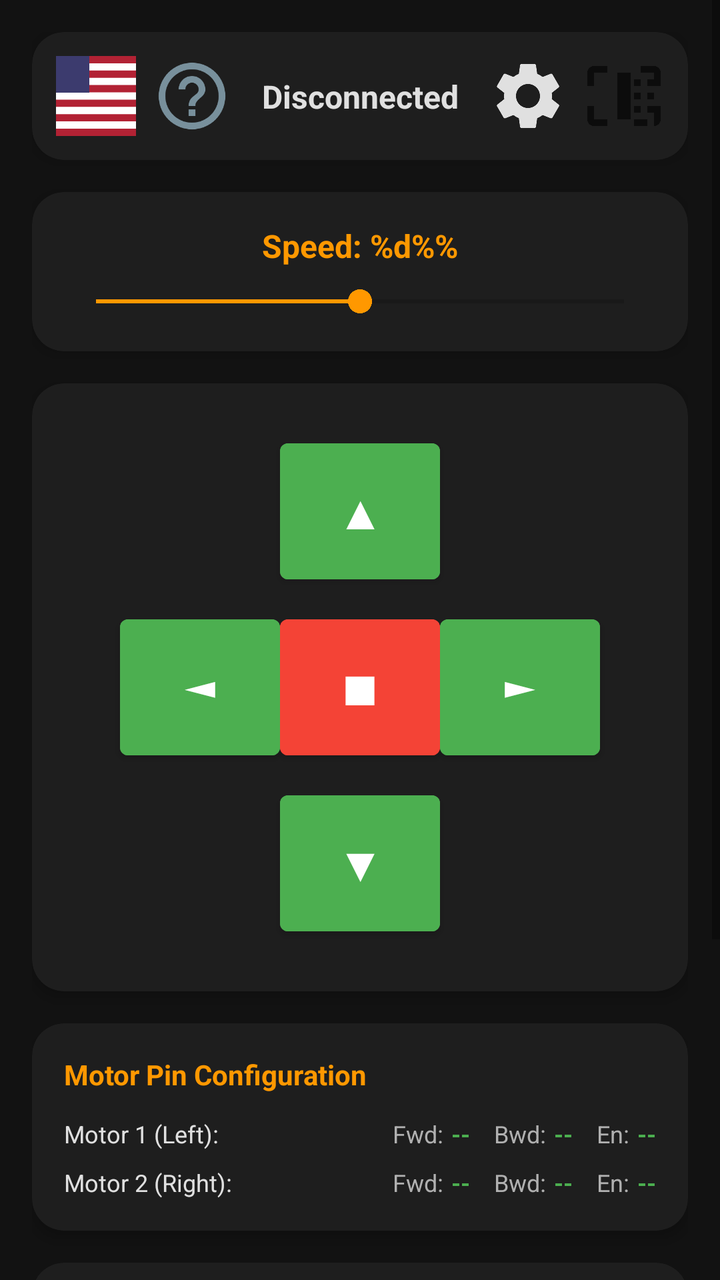
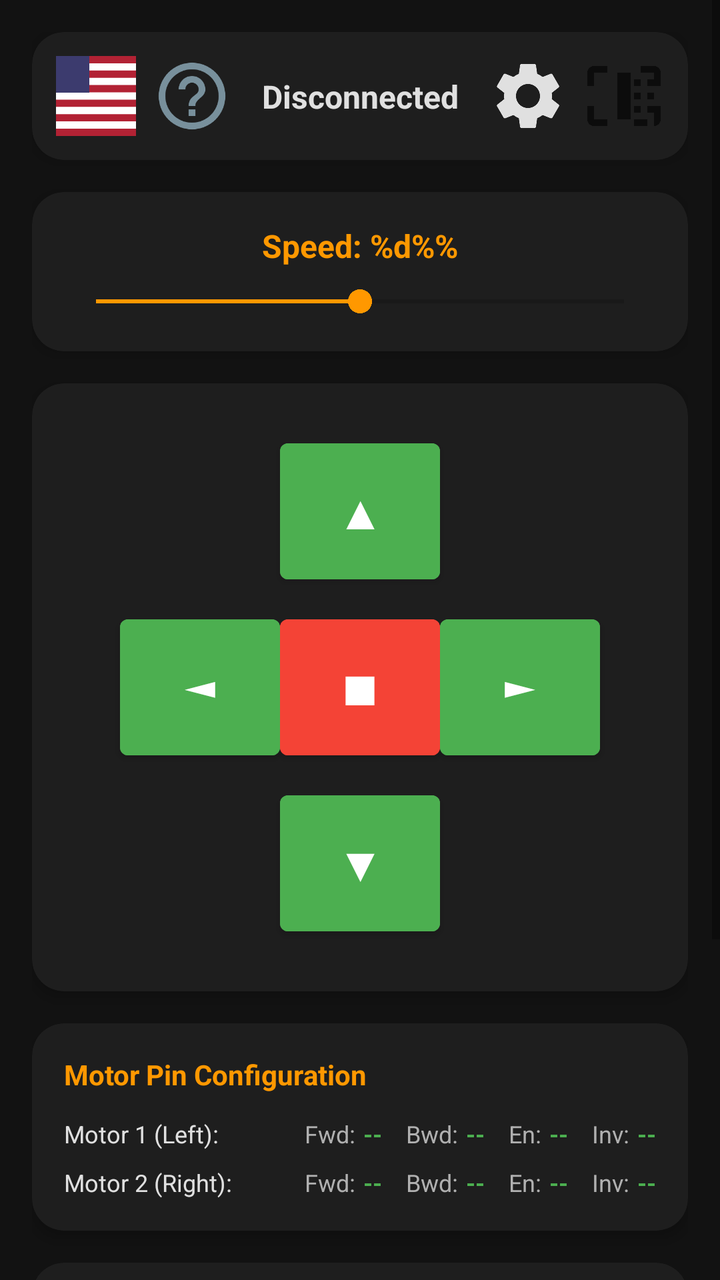

Screens rendered from an Android XML layout before and after an edit, with the pre-edit source and the edit as a unified diff.
<!-- AndroidManifest.xml: application theme Theme.ControlCortase -->
<!-- res/layout/activity_control.xml -->
<?xml version="1.0" encoding="utf-8"?>
<ScrollView xmlns:android="http://schemas.android.com/apk/res/android"
    xmlns:app="http://schemas.android.com/apk/res-auto"
    android:layout_width="match_parent"
    android:layout_height="match_parent"
    android:fillViewport="true"
    android:background="@color/colorBackground">

    <androidx.constraintlayout.widget.ConstraintLayout
        android:layout_width="match_parent"
        android:layout_height="wrap_content"
        android:padding="16dp">

        
        <include
            android:id="@+id/layoutHeader"
            layout="@layout/layout_header"
            android:layout_width="match_parent"
            android:layout_height="wrap_content"
            app:layout_constraintTop_toTopOf="parent" />

        
        <androidx.cardview.widget.CardView
            android:id="@+id/cardSpeed"
            android:layout_width="match_parent"
            android:layout_height="wrap_content"
            android:layout_marginTop="16dp"
            app:cardBackgroundColor="@color/colorSurface"
            app:cardCornerRadius="16dp"
            app:cardElevation="4dp"
            app:layout_constraintTop_toBottomOf="@id/layoutHeader">

            <LinearLayout
                android:layout_width="match_parent"
                android:layout_height="wrap_content"
                android:orientation="vertical"
                android:padding="16dp">

                <TextView
                    android:id="@+id/tvSpeed"
                    android:layout_width="wrap_content"
                    android:layout_height="wrap_content"
                    android:text="@string/label_speed"
                    android:textSize="16sp"
                    android:textStyle="bold"
                    android:textColor="@color/colorSecondary"
                    android:layout_gravity="center_horizontal"
                    android:layout_marginBottom="8dp"/>

                <SeekBar
                    android:id="@+id/seekBarSpeed"
                    android:layout_width="match_parent"
                    android:layout_height="wrap_content"
                    android:max="100"
                    android:progress="50"
                    android:progressTint="@color/colorSecondary"
                    android:thumbTint="@color/colorSecondary" />
            </LinearLayout>
        </androidx.cardview.widget.CardView>

        
        <androidx.cardview.widget.CardView
            android:id="@+id/cardDPad"
            android:layout_width="match_parent"
            android:layout_height="wrap_content"
            android:layout_marginTop="16dp"
            app:cardBackgroundColor="@color/colorSurface"
            app:cardCornerRadius="16dp"
            app:cardElevation="4dp"
            app:layout_constraintTop_toBottomOf="@id/cardSpeed">

            <androidx.constraintlayout.widget.ConstraintLayout
                android:layout_width="match_parent"
                android:layout_height="wrap_content"
                android:padding="24dp">

                
                <Button
                    android:id="@+id/btnForward"
                    android:layout_width="80dp"
                    android:layout_height="80dp"
                    android:text="▲"
                    android:textSize="24sp"
                    android:backgroundTint="@color/colorPrimary"
                    android:textColor="@color/white"
                    app:layout_constraintTop_toTopOf="parent"
                    app:layout_constraintStart_toStartOf="parent"
                    app:layout_constraintEnd_toEndOf="parent" />

                
                <Button
                    android:id="@+id/btnLeft"
                    android:layout_width="80dp"
                    android:layout_height="80dp"
                    android:text="◄"
                    android:textSize="24sp"
                    android:backgroundTint="@color/colorPrimary"
                    android:textColor="@color/white"
                    android:layout_marginTop="8dp"
                    app:layout_constraintTop_toBottomOf="@id/btnForward"
                    app:layout_constraintEnd_toStartOf="@id/btnStop" />

                
                <Button
                    android:id="@+id/btnStop"
                    android:layout_width="80dp"
                    android:layout_height="80dp"
                    android:text="■"
                    android:textSize="24sp"
                    android:backgroundTint="@color/colorError"
                    android:textColor="@color/white"
                    android:layout_marginStart="8dp"
                    android:layout_marginEnd="8dp"
                    android:layout_marginTop="8dp"
                    app:layout_constraintTop_toBottomOf="@id/btnForward"
                    app:layout_constraintStart_toStartOf="parent"
                    app:layout_constraintEnd_toEndOf="parent" />

                
                <Button
                    android:id="@+id/btnRight"
                    android:layout_width="80dp"
                    android:layout_height="80dp"
                    android:text="►"
                    android:textSize="24sp"
                    android:backgroundTint="@color/colorPrimary"
                    android:textColor="@color/white"
                    android:layout_marginTop="8dp"
                    app:layout_constraintTop_toBottomOf="@id/btnForward"
                    app:layout_constraintStart_toEndOf="@id/btnStop" />

                
                <Button
                    android:id="@+id/btnBackward"
                    android:layout_width="80dp"
                    android:layout_height="80dp"
                    android:text="▼"
                    android:textSize="24sp"
                    android:backgroundTint="@color/colorPrimary"
                    android:textColor="@color/white"
                    android:layout_marginTop="8dp"
                    app:layout_constraintTop_toBottomOf="@id/btnStop"
                    app:layout_constraintStart_toStartOf="parent"
                    app:layout_constraintEnd_toEndOf="parent" />

            </androidx.constraintlayout.widget.ConstraintLayout>
        </androidx.cardview.widget.CardView>

        
        <androidx.cardview.widget.CardView
            android:id="@+id/cardPins"
            android:layout_width="match_parent"
            android:layout_height="wrap_content"
            android:layout_marginTop="16dp"
            app:cardBackgroundColor="@color/colorSurface"
            app:cardCornerRadius="16dp"
            app:cardElevation="4dp"
            app:layout_constraintTop_toBottomOf="@id/cardDPad">

            <LinearLayout
                android:layout_width="match_parent"
                android:layout_height="wrap_content"
                android:orientation="vertical"
                android:padding="16dp">

                <TextView
                    android:layout_width="wrap_content"
                    android:layout_height="wrap_content"
                    android:text="Motor Pin Configuration"
                    android:textSize="14sp"
                    android:textStyle="bold"
                    android:textColor="@color/colorSecondary"
                    android:layout_marginBottom="12dp"/>

                
                <LinearLayout
                    android:layout_width="match_parent"
                    android:layout_height="wrap_content"
                    android:orientation="horizontal"
                    android:layout_marginBottom="8dp">

                    <TextView
                        android:layout_width="0dp"
                        android:layout_height="wrap_content"
                        android:layout_weight="1"
                        android:text="Motor 1 (Left):"
                        android:textColor="@color/colorOnSurface"
                        android:textSize="12sp"/>

                    <TextView
                        android:layout_width="wrap_content"
                        android:layout_height="wrap_content"
                        android:text="Fwd:"
                        android:textColor="@color/colorOnSurfaceVariant"
                        android:textSize="12sp"
                        android:layout_marginEnd="4dp"/>

                    <TextView
                        android:id="@+id/tv_m1_fwd"
                        android:layout_width="wrap_content"
                        android:layout_height="wrap_content"
                        android:text="--"
                        android:textColor="@color/colorPrimary"
                        android:textSize="12sp"
                        android:textStyle="bold"
                        android:layout_marginEnd="12dp"/>

                    <TextView
                        android:layout_width="wrap_content"
                        android:layout_height="wrap_content"
                        android:text="Bwd:"
                        android:textColor="@color/colorOnSurfaceVariant"
                        android:textSize="12sp"
                        android:layout_marginEnd="4dp"/>

                    <TextView
                        android:id="@+id/tv_m1_bwd"
                        android:layout_width="wrap_content"
                        android:layout_height="wrap_content"
                        android:text="--"
                        android:textColor="@color/colorPrimary"
                        android:textSize="12sp"
                        android:textStyle="bold"
                        android:layout_marginEnd="12dp"/>

                    <TextView
                        android:layout_width="wrap_content"
                        android:layout_height="wrap_content"
                        android:text="En:"
                        android:textColor="@color/colorOnSurfaceVariant"
                        android:textSize="12sp"
                        android:layout_marginEnd="4dp"/>

                    <TextView
                        android:id="@+id/tv_m1_en"
                        android:layout_width="wrap_content"
                        android:layout_height="wrap_content"
                        android:text="--"
                        android:textColor="@color/colorPrimary"
                        android:textSize="12sp"
                        android:textStyle="bold"/>
                </LinearLayout>

                
                <LinearLayout
                    android:layout_width="match_parent"
                    android:layout_height="wrap_content"
                    android:orientation="horizontal">

                    <TextView
                        android:layout_width="0dp"
                        android:layout_height="wrap_content"
                        android:layout_weight="1"
                        android:text="Motor 2 (Right):"
                        android:textColor="@color/colorOnSurface"
                        android:textSize="12sp"/>

                    <TextView
                        android:layout_width="wrap_content"
                        android:layout_height="wrap_content"
                        android:text="Fwd:"
                        android:textColor="@color/colorOnSurfaceVariant"
                        android:textSize="12sp"
                        android:layout_marginEnd="4dp"/>

                    <TextView
                        android:id="@+id/tv_m2_fwd"
                        android:layout_width="wrap_content"
                        android:layout_height="wrap_content"
                        android:text="--"
                        android:textColor="@color/colorPrimary"
                        android:textSize="12sp"
                        android:textStyle="bold"
                        android:layout_marginEnd="12dp"/>

                    <TextView
                        android:layout_width="wrap_content"
                        android:layout_height="wrap_content"
                        android:text="Bwd:"
                        android:textColor="@color/colorOnSurfaceVariant"
                        android:textSize="12sp"
                        android:layout_marginEnd="4dp"/>

                    <TextView
                        android:id="@+id/tv_m2_bwd"
                        android:layout_width="wrap_content"
                        android:layout_height="wrap_content"
                        android:text="--"
                        android:textColor="@color/colorPrimary"
                        android:textSize="12sp"
                        android:textStyle="bold"
                        android:layout_marginEnd="12dp"/>

                    <TextView
                        android:layout_width="wrap_content"
                        android:layout_height="wrap_content"
                        android:text="En:"
                        android:textColor="@color/colorOnSurfaceVariant"
                        android:textSize="12sp"
                        android:layout_marginEnd="4dp"/>

                    <TextView
                        android:id="@+id/tv_m2_en"
                        android:layout_width="wrap_content"
                        android:layout_height="wrap_content"
                        android:text="--"
                        android:textColor="@color/colorPrimary"
                        android:textSize="12sp"
                        android:textStyle="bold"/>
                </LinearLayout>
            </LinearLayout>
        </androidx.cardview.widget.CardView>

        
        <androidx.cardview.widget.CardView
            android:id="@+id/cardLog"
            android:layout_width="match_parent"
            android:layout_height="wrap_content"
            android:layout_marginTop="16dp"
            android:layout_marginBottom="16dp"
            app:cardBackgroundColor="@color/colorSurface"
            app:cardCornerRadius="16dp"
            app:cardElevation="4dp"
            app:layout_constraintTop_toBottomOf="@id/cardPins"
            app:layout_constraintBottom_toBottomOf="parent">

            <LinearLayout
                android:layout_width="match_parent"
                android:layout_height="wrap_content"
                android:orientation="vertical"
                android:padding="16dp">

                <TextView
                    android:layout_width="wrap_content"
                    android:layout_height="wrap_content"
                    android:text="Activity Log"
                    android:textSize="14sp"
                    android:textStyle="bold"
                    android:textColor="@color/colorSecondary"
                    android:layout_marginBottom="8dp"/>

                <ScrollView
                    android:layout_width="match_parent"
                    android:layout_height="150dp"
                    android:background="@color/colorSurfaceVariant"
                    android:padding="8dp">

                    <TextView
                        android:id="@+id/tvLog"
                        android:layout_width="match_parent"
                        android:layout_height="wrap_content"
                        android:text=""
                        android:textSize="11sp"
                        android:textColor="@color/colorOnSurface"
                        android:fontFamily="monospace"/>
                </ScrollView>
            </LinearLayout>
        </androidx.cardview.widget.CardView>

        
        <FrameLayout
            android:id="@+id/rebootOverlay"
            android:layout_width="match_parent"
            android:layout_height="match_parent"
            android:background="#CC000000"
            android:visibility="gone"
            app:layout_constraintTop_toTopOf="parent"
            app:layout_constraintBottom_toBottomOf="parent">

            <LinearLayout
                android:layout_width="wrap_content"
                android:layout_height="wrap_content"
                android:layout_gravity="center"
                android:orientation="vertical"
                android:gravity="center">

                <ProgressBar
                    android:layout_width="64dp"
                    android:layout_height="64dp"
                    android:indeterminateTint="@color/colorSecondary"/>

                <TextView
                    android:layout_width="wrap_content"
                    android:layout_height="wrap_content"
                    android:text="Rebooting..."
                    android:textColor="@color/white"
                    android:textSize="18sp"
                    android:textStyle="bold"
                    android:layout_marginTop="16dp"/>

                <TextView
                    android:layout_width="wrap_content"
                    android:layout_height="wrap_content"
                    android:text="Attempting to reconnect..."
                    android:textColor="@color/colorOnSurfaceVariant"
                    android:textSize="14sp"
                    android:layout_marginTop="8dp"/>
            </LinearLayout>
        </FrameLayout>

    </androidx.constraintlayout.widget.ConstraintLayout>
</ScrollView>
<!-- res/layout/layout_header.xml (included above) -->
<?xml version="1.0" encoding="utf-8"?>
<androidx.cardview.widget.CardView xmlns:android="http://schemas.android.com/apk/res/android"
    xmlns:app="http://schemas.android.com/apk/res-auto"
    android:id="@+id/cardHeader"
    android:layout_width="match_parent"
    android:layout_height="wrap_content"
    android:layout_marginBottom="16dp"
    app:cardBackgroundColor="@color/colorSurface"
    app:cardCornerRadius="16dp"
    app:cardElevation="4dp">

    <androidx.constraintlayout.widget.ConstraintLayout
        android:layout_width="match_parent"
        android:layout_height="wrap_content"
        android:padding="12dp">

        <ImageButton
            android:id="@+id/headerBtnLanguage"
            android:layout_width="40dp"
            android:layout_height="40dp"
            android:src="@drawable/ic_flag_us"
            android:background="?attr/selectableItemBackgroundBorderless"
            android:scaleType="fitCenter"
            app:layout_constraintStart_toStartOf="parent"
            app:layout_constraintTop_toTopOf="parent"
            app:layout_constraintBottom_toBottomOf="parent"
            android:contentDescription="@string/btn_language" />

        <ImageButton
            android:id="@+id/headerBtnHelp"
            android:layout_width="40dp"
            android:layout_height="40dp"
            android:layout_marginStart="8dp"
            android:src="@drawable/ic_help"
            android:background="?attr/selectableItemBackgroundBorderless"
            android:scaleType="fitCenter"
            app:layout_constraintStart_toEndOf="@id/headerBtnLanguage"
            app:layout_constraintTop_toTopOf="parent"
            app:layout_constraintBottom_toBottomOf="parent"
            android:contentDescription="@string/btn_help" />

        <LinearLayout
            android:id="@+id/headerContainerStatus"
            android:layout_width="wrap_content"
            android:layout_height="wrap_content"
            android:orientation="vertical"
            android:gravity="center"
            android:background="?attr/selectableItemBackground"
            android:padding="4dp"
            app:layout_constraintStart_toEndOf="@id/headerBtnLanguage"
            app:layout_constraintEnd_toStartOf="@id/headerBtnScan"
            app:layout_constraintTop_toTopOf="parent"
            app:layout_constraintBottom_toBottomOf="parent">

            <TextView
                android:id="@+id/headerTvStatus"
                android:layout_width="wrap_content"
                android:layout_height="wrap_content"
                android:text="@string/status_disconnected"
                android:textSize="16sp"
                android:textStyle="bold"
                android:textColor="@color/colorOnSurface" />

            <TextView
                android:id="@+id/headerTvDeviceName"
                android:layout_width="wrap_content"
                android:layout_height="wrap_content"
                android:textSize="12sp"
                android:textColor="@color/colorOnSurface"
                android:alpha="0.8"
                android:visibility="gone" />

            <TextView
                android:id="@+id/headerTvDeviceAddress"
                android:layout_width="wrap_content"
                android:layout_height="wrap_content"
                android:textSize="10sp"
                android:textColor="@color/colorOnSurface"
                android:alpha="0.6"
                android:visibility="gone" />
        </LinearLayout>

        <ImageButton
            android:id="@+id/headerBtnAdmin"
            android:layout_width="40dp"
            android:layout_height="40dp"
            android:src="@drawable/ic_settings"
            android:background="?attr/selectableItemBackgroundBorderless"
            android:scaleType="fitCenter"
            android:layout_marginEnd="8dp"
            app:layout_constraintEnd_toStartOf="@id/headerBtnScan"
            app:layout_constraintTop_toTopOf="parent"
            app:layout_constraintBottom_toBottomOf="parent"
            android:contentDescription="@string/label_admin" />

        <ImageButton
            android:id="@+id/headerBtnScan"
            android:layout_width="40dp"
            android:layout_height="40dp"
            android:src="@drawable/ic_scan"
            android:background="?attr/selectableItemBackgroundBorderless"
            android:scaleType="fitCenter"
            app:layout_constraintEnd_toEndOf="parent"
            app:layout_constraintTop_toTopOf="parent"
            app:layout_constraintBottom_toBottomOf="parent"
            android:contentDescription="@string/btn_scan" />

    </androidx.constraintlayout.widget.ConstraintLayout>
</androidx.cardview.widget.CardView>
<!-- resources referenced by this layout -->
<resources>
  <color name="colorBackground">#121212</color>
  <color name="colorError">#F44336</color>
  <color name="colorOnSurface">#E0E0E0</color>
  <color name="colorOnSurfaceVariant">#B0B0B0</color>
  <color name="colorPrimary">#4CAF50</color>
  <color name="colorSecondary">#FF9800</color>
  <color name="colorSurface">#1E1E1E</color>
  <color name="colorSurfaceVariant">#2D2D2D</color>
  <color name="white">#FFFFFFFF</color>
  <!-- drawable ic_flag_us (drawable) -->
  <vector xmlns:android="http://schemas.android.com/apk/res/android"
      android:width="24dp"
      android:height="24dp"
      android:viewportWidth="24"
      android:viewportHeight="24">
      <path
          android:fillColor="#B22234"
          android:pathData="M0,0H24V24H0Z" />
      <path
          android:fillColor="#FFFFFF"
          android:pathData="M0,2.18H24V4.36H0Z M0,6.54H24V8.72H0Z M0,10.9H24V13.08H0Z M0,15.26H24V17.44H0Z M0,19.62H24V21.8H0Z" />
      <path
          android:fillColor="#3C3B6E"
          android:pathData="M0,0H10V11H0Z" />
  </vector>
  <!-- drawable ic_help (drawable) -->
  <vector xmlns:android="http://schemas.android.com/apk/res/android"
      android:width="24dp"
      android:height="24dp"
      android:viewportWidth="24"
      android:viewportHeight="24">
    <path
        android:fillColor="#78909c"
        android:pathData="M11,18h2v-2h-2v2zM12,2A10,10 0,0 0,2 12a10,10 0,0 0,10 10a10,10 0,0 0,10 -10A10,10 0,0 0,12 2zM12,20c-4.41,0 -8,-3.59 -8,-8s3.59,-8 8,-8 8,3.59 8,8 -3.59,8 -8,8zM12,6c-2.21,0 -4,1.79 -4,4h2c0,-1.1 0.9,-2 2,-2s2,0.9 2,2c0,2 -3,1.75 -3,5h2c0,-2.25 3,-2.5 3,-5c0,-2.21 -1.79,-4 -4,-4z"/>
  </vector>
  <!-- drawable ic_scan (drawable) -->
  <vector xmlns:android="http://schemas.android.com/apk/res/android"
      android:width="24dp"
      android:height="24dp"
      android:viewportWidth="24"
      android:viewportHeight="24"
      android:tint="?attr/colorControlNormal">
    <path
        android:fillColor="@android:color/white"
        android:pathData="M15,21h2v-2h-2v2zM19,21h2v-2h-2v2zM7,3H3c-1.1,0 -2,0.9 -2,2v4h2L3,5h4L7,3zM21,3h-4v2h4v4h2L23,5c0,-1.1 -0.9,-2 -2,-2zM3,21h4v-2L3,19v-4L1,15v4c0,1.1 0.9,2 2,2zM21,19v-4h2v4c0,1.1 -0.9,2 -2,2h-4v-2h4zM10,5h4v14h-4L10,5zM15,17h2v-2h-2v2zM15,13h2v-2h-2v2zM15,9h2L17,7h-2v2zM19,17h2v-2h-2v2zM19,13h2v-2h-2v2zM19,9h2L21,7h-2v2z"/>
  </vector>
  <string name="btn_help">Help (Docs)</string>
  <string name="btn_language">Language / Язык / Idioma</string>
  <string name="btn_scan">Scan Devices</string>
  <string name="label_admin">ADMINISTRATION</string>
  <string name="label_speed">Speed: %d%%</string>
  <string name="status_disconnected">Disconnected</string>
  <style name="Theme.ControlCortase" parent="Theme.MaterialComponents.DayNight.NoActionBar">
          
          <item name="colorPrimary">@color/colorPrimary</item>
          <item name="colorPrimaryVariant">@color/colorPrimaryVariant</item>
          <item name="colorOnPrimary">@color/white</item>
          
          
          <item name="colorSecondary">@color/colorSecondary</item>
          <item name="colorSecondaryVariant">@color/colorSecondaryVariant</item>
          <item name="colorOnSecondary">@color/black</item>
          
          
          <item name="android:windowBackground">@color/colorBackground</item>
          <item name="colorSurface">@color/colorSurface</item>
          <item name="colorOnSurface">@color/colorOnSurface</item>
          
          
          <item name="android:statusBarColor">@color/colorBackground</item>
          <item name="android:windowLightStatusBar" tools:targetApi="m">false</item>
          
          
          <item name="colorError">@color/colorError</item>
          <item name="colorOnError">@color/white</item>
      </style>
  <color name="colorPrimaryVariant">#66BB6A</color>
  <color name="colorSecondaryVariant">#FFB74D</color>
  <color name="black">#FF000000</color>
  <!-- unchanged entries left out for length: 1 -->
</resources>

<!-- the commit's change to res/layout/activity_control.xml (unified diff, before → after) -->
@@ -238,6 +238,24 @@
                         android:text="--"
                         android:textColor="@color/colorPrimary"
                         android:textSize="12sp"
+                        android:textStyle="bold"
+                        android:layout_marginEnd="12dp"/>
+
+                    <TextView
+                        android:layout_width="wrap_content"
+                        android:layout_height="wrap_content"
+                        android:text="Inv:"
+                        android:textColor="@color/colorOnSurfaceVariant"
+                        android:textSize="12sp"
+                        android:layout_marginEnd="4dp"/>
+
+                    <TextView
+                        android:id="@+id/tv_m1_inv"
+                        android:layout_width="wrap_content"
+                        android:layout_height="wrap_content"
+                        android:text="--"
+                        android:textColor="@color/colorPrimary"
+                        android:textSize="12sp"
                         android:textStyle="bold"/>
                 </LinearLayout>
 
@@ -301,6 +319,24 @@
 
                     <TextView
                         android:id="@+id/tv_m2_en"
+                        android:layout_width="wrap_content"
+                        android:layout_height="wrap_content"
+                        android:text="--"
+                        android:textColor="@color/colorPrimary"
+                        android:textSize="12sp"
+                        android:textStyle="bold"
+                        android:layout_marginEnd="12dp"/>
+
+                    <TextView
+                        android:layout_width="wrap_content"
+                        android:layout_height="wrap_content"
+                        android:text="Inv:"
+                        android:textColor="@color/colorOnSurfaceVariant"
+                        android:textSize="12sp"
+                        android:layout_marginEnd="4dp"/>
+
+                    <TextView
+                        android:id="@+id/tv_m2_inv"
                         android:layout_width="wrap_content"
                         android:layout_height="wrap_content"
                         android:text="--"
